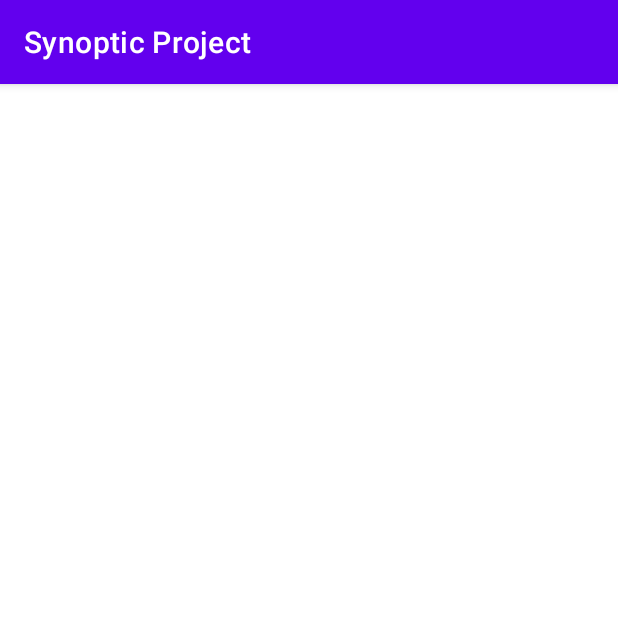
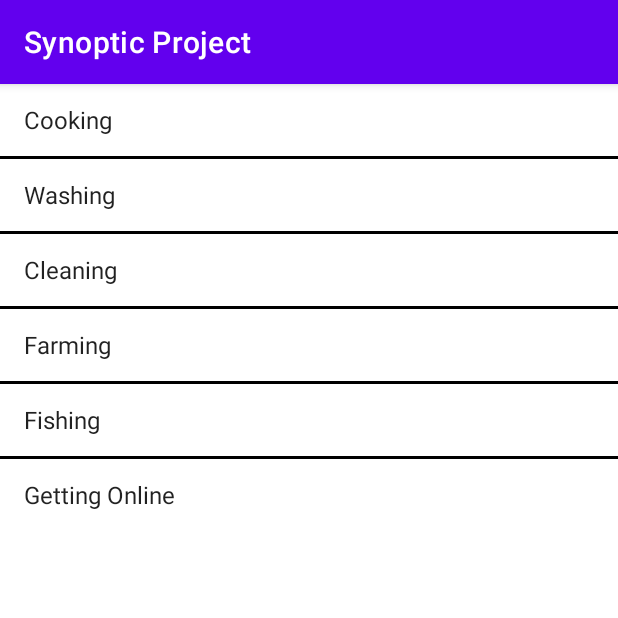
Before and after one commit to harvey1344/Synoptic_Project, an Android app: the StaticListViewActivity screen opened directly, with no data from a screen before it, on a phone screen of 412 x 824 dp, the top half of it. Run offline under Robolectric (Android 15) with nearby library versions, the phone set to English and light mode, and no system bars.

Commit message:
pages added

```diff
--- a/app/build.gradle
+++ b/app/build.gradle
@@ -1,5 +1,6 @@
 plugins {
     id 'com.android.application'
+    id 'org.jetbrains.kotlin.android'
 }
 
 android {
--- a/app/src/main/java/com/example/synopticproject/StaticListViewActivity.java
+++ b/app/src/main/java/com/example/synopticproject/StaticListViewActivity.java
@@ -1,26 +1,74 @@
 package com.example.synopticproject;
 
+import android.content.Intent;
 import android.os.Bundle;
+import android.view.View;
+import android.widget.AdapterView;
+import android.widget.ListView;
+import android.widget.Toast;
+
 import androidx.appcompat.app.AppCompatActivity;
 import androidx.fragment.app.FragmentManager;
 import androidx.fragment.app.FragmentTransaction;
 
+import java.util.ArrayList;
+import java.util.Arrays;
 
-public class StaticListViewActivity extends AppCompatActivity {
+
+public class StaticListViewActivity extends AppCompatActivity implements AdapterView.OnItemClickListener {
 
 
     @Override
     protected void onCreate(Bundle savedInstanceState) {
         super.onCreate(savedInstanceState);
+        setContentView(R.layout.list);
 
-        // create our UI using a fragment
-        FragmentManager fragmentManager = getSupportFragmentManager();
-        if (fragmentManager.findFragmentById(android.R.id.content) == null) {
-            StaticListViewFragment fragment = StaticListViewFragment.newInstance();
-            FragmentTransaction ft = fragmentManager.beginTransaction();
-            ft.replace(android.R.id.content, fragment);
-            ft.commit();
+        ListView listView= findViewById(R.id.staticListView);
+        listView.setOnItemClickListener((AdapterView.OnItemClickListener)this);
+
+
+    }
+
+    @Override
+    public void onItemClick(AdapterView<?> parent, View view, int position, long id) {
+
+        String item = (String) parent.getItemAtPosition(position);
+        if (item.equals("Cooking"))
+        {
+            startActivity(new Intent(StaticListViewActivity.this, Cooking.class));
         }
-        ((AppCompatActivity)this).getSupportActionBar().setDisplayShowHomeEnabled(true);
+        else if (item.equals("Cleaning"))
+        {
+            startActivity(new Intent(StaticListViewActivity.this, Cleaning.class));
+        }
+        switch (item)
+        {
+            case "Cooking":
+                startActivity(new Intent(StaticListViewActivity.this, Cooking.class));
+                break;
+
+            case "Washing":
+                startActivity(new Intent(StaticListViewActivity.this, Washing.class));
+                break;
+
+            case "Cleaning":
+                startActivity(new Intent(StaticListViewActivity.this, Cleaning.class));
+                break;
+
+            case "Fishing":
+                startActivity(new Intent(StaticListViewActivity.this, Fishing.class));
+                break;
+
+            case "Farming":
+                startActivity(new Intent(StaticListViewActivity.this, Farming.class));
+                break;
+
+            case "Getting Online"  :
+                startActivity(new Intent(StaticListViewActivity.this, GettingOnline.class));
+                break;
+        }
+        Toast.makeText(this.getApplicationContext(), "Clicked on "+ item, Toast.LENGTH_LONG).show();
+
+
     }
 }
--- /dev/null
+++ b/app/src/main/res/layout/list.xml
@@ -0,0 +1,19 @@
+<?xml version="1.0" encoding="utf-8"?>
+<LinearLayout xmlns:android="http://schemas.android.com/apk/res/android"
+    xmlns:app="http://schemas.android.com/apk/res-auto"
+    xmlns:tools="http://schemas.android.com/tools"
+    android:id="@+id/enter"
+    android:layout_width="match_parent"
+    android:layout_height="match_parent"
+    tools:context=".MainActivity"
+    android:orientation="horizontal">
+
+    <ListView
+        android:layout_width="match_parent"
+        android:layout_height="wrap_content"
+        android:dividerHeight="2dp"
+        android:divider="@color/black"
+        android:id="@+id/staticListView"
+        android:entries="@array/pages"
+        />
+</LinearLayout>
--- a/app/src/main/res/values/strings.xml
+++ b/app/src/main/res/values/strings.xml
@@ -1,4 +1,14 @@
 <resources>
     <string name="app_name">Synoptic Project</string>
     <string name="enter_app">Enter App</string>
+
+
+    <string-array name="pages">
+        <item>Cooking</item>
+        <item>Washing</item>
+        <item>Cleaning</item>
+        <item>Farming</item>
+        <item>Fishing</item>
+        <item>Getting Online</item>
+    </string-array>
 </resources>
--- a/build.gradle
+++ b/build.gradle
@@ -2,6 +2,7 @@
 plugins {
     id 'com.android.application' version '7.2.1' apply false
     id 'com.android.library' version '7.2.1' apply false
+    id 'org.jetbrains.kotlin.android' version '1.6.10' apply false
 }
 
 task clean(type: Delete) {
```
Also changed, not shown: app/src/main/AndroidManifest.xml (+28 -3 lines), app/src/main/java/com/example/synopticproject/Cleaning.java (added, +14 -0 lines), app/src/main/java/com/example/synopticproject/Cooking.java (added, +14 -0 lines), app/src/main/java/com/example/synopticproject/Farming.java (added, +14 -0 lines), app/src/main/java/com/example/synopticproject/Fishing.java (added, +14 -0 lines), app/src/main/java/com/example/synopticproject/GettingOnline.java (added, +14 -0 lines), app/src/main/java/com/example/synopticproject/Washing.java (added, +14 -0 lines), app/src/main/res/layout/activity_cleaning.xml (added, +26 -0 lines), app/src/main/res/layout/activity_cooking.xml (added, +26 -0 lines), app/src/main/res/layout/activity_farming.xml (added, +26 -0 lines), app/src/main/res/layout/activity_fishing.xml (added, +26 -0 lines), app/src/main/res/layout/activity_getting_online.xml (added, +26 -0 lines), app/src/main/res/layout/activity_menu.xml (added, +9 -0 lines), app/src/main/res/layout/activity_washing.xml (added, +26 -0 lines).
